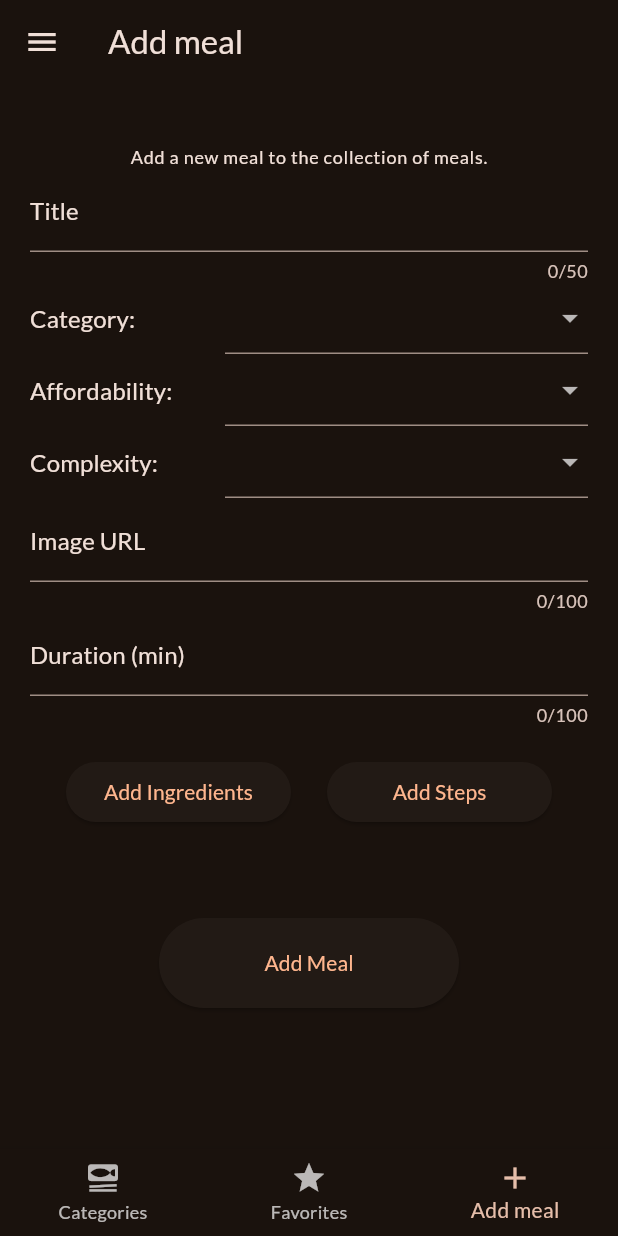
After one commit to siribsandnes/meals, a Flutter app: the screen it shows after launch, item 3 of the bottom bar chosen, after a tap on "Add Ingredients", on a phone screen of 412 x 824 dp. The commit adds this screen. Run offline on Flutter 3.47's test engine with Material 2 defaults, Android fonts, the phone set to English and light mode, and no system bars; our stand-ins replace flutter_riverpod, google_fonts, transparent_image.

Commit message:
Started implementing my own features

```diff
--- a/meals/lib/providers/meals_provider.dart
+++ b/meals/lib/providers/meals_provider.dart
@@ -1,6 +1,7 @@
 import 'package:flutter_riverpod/flutter_riverpod.dart';
 import 'package:meals/data/dummy_data.dart';
 
+//Must use this to update meals when adding new meal. Change the provider and make addMeals a consumer
 final mealsProvider = Provider((ref) {
   return dummyMeals;
 });
--- /dev/null
+++ b/meals/lib/screens/addMeal.dart
@@ -0,0 +1,276 @@
+import 'package:flutter/material.dart';
+import 'package:flutter_riverpod/flutter_riverpod.dart';
+import 'package:meals/data/dummy_data.dart';
+import 'package:meals/models/meal.dart';
+
+//Should implemet adding ned meal here-
+
+class AddMealScreen extends ConsumerStatefulWidget {
+  const AddMealScreen({super.key});
+
+  @override
+  ConsumerState<ConsumerStatefulWidget> createState() {
+    return _AddMealScreenState();
+  }
+}
+
+class _AddMealScreenState extends ConsumerState<AddMealScreen> {
+  @override
+  Widget build(BuildContext context) {
+    return Padding(
+      padding: const EdgeInsets.fromLTRB(20, 40, 20, 40),
+      child: Form(
+        child: Column(
+          children: [
+            Row(
+              mainAxisAlignment: MainAxisAlignment.center,
+              children: [
+                Text(
+                  'Add a new meal to the collection of meals.',
+                  style: Theme.of(context).textTheme.labelMedium!.copyWith(
+                        color: Theme.of(context).colorScheme.onBackground,
+                      ),
+                )
+              ],
+            ),
+            Row(
+              children: [
+                Expanded(
+                  child: TextFormField(
+                    maxLength: 50,
+                    decoration: InputDecoration(
+                        label: Text(
+                      'Title',
+                      style: Theme.of(context).textTheme.labelLarge!.copyWith(
+                            color: Theme.of(context).colorScheme.onBackground,
+                            fontSize: 16,
+                          ),
+                    )),
+                    validator: (value) {
+                      return 'demo'; //FIX LATER
+                    },
+                  ),
+                ),
+              ],
+            ),
+            //CATEGORY ROW
+            Row(
+              children: [
+                SizedBox(
+                  width: 100,
+                  child: Text(
+                    'Category:',
+                    style: Theme.of(context).textTheme.labelLarge!.copyWith(
+                          color: Theme.of(context).colorScheme.onBackground,
+                          fontSize: 16,
+                        ),
+                  ),
+                ),
+                const SizedBox(
+                  width: 30,
+                ),
+                Expanded(
+                  child: DropdownButtonFormField(
+                    items: [
+                      for (final category in availableCategories)
+                        DropdownMenuItem(
+                          value: category.id,
+                          child: Row(
+                            children: [
+                              Text(
+                                category.title,
+                                style: Theme.of(context)
+                                    .textTheme
+                                    .labelLarge!
+                                    .copyWith(
+                                      color: Theme.of(context)
+                                          .colorScheme
+                                          .onBackground,
+                                    ),
+                              )
+                            ],
+                          ),
+                        )
+                    ],
+                    onChanged: (value) {},
+                  ),
+                )
+              ],
+            ),
+            // AFFORDABILITY ROW
+            Row(
+              children: [
+                SizedBox(
+                  width: 100,
+                  child: Text(
+                    'Affordability:',
+                    style: Theme.of(context).textTheme.labelLarge!.copyWith(
+                          color: Theme.of(context).colorScheme.onBackground,
+                          fontSize: 16,
+                        ),
+                  ),
+                ),
+                const SizedBox(
+                  width: 30,
+                ),
+                Expanded(
+                  child: DropdownButtonFormField(
+                    items: [
+                      for (final affordability in Affordability.values)
+                        DropdownMenuItem(
+                          value: affordability,
+                          child: Row(
+                            children: [
+                              Text(
+                                affordability.name,
+                                style: Theme.of(context)
+                                    .textTheme
+                                    .labelLarge!
+                                    .copyWith(
+                                      color: Theme.of(context)
+                                          .colorScheme
+                                          .onBackground,
+                                    ),
+                              )
+                            ],
+                          ),
+                        ),
+                    ],
+                    onChanged: (value) {},
+                  ),
+                )
+              ],
+            ),
+            //COMPLEXITY ROW
+            Row(
+              children: [
+                SizedBox(
+                  width: 100,
+                  child: Text(
+                    'Complexity:',
+                    style: Theme.of(context).textTheme.labelLarge!.copyWith(
+                          color: Theme.of(context).colorScheme.onBackground,
+                          fontSize: 16,
+                        ),
+                  ),
+                ),
+                const SizedBox(
+                  width: 30,
+                ),
+                Expanded(
+                  child: DropdownButtonFormField(
+                    items: [
+                      for (final complexity in Complexity.values)
+                        DropdownMenuItem(
+                          value: complexity,
+                          child: Row(
+                            children: [
+                              Text(
+                                complexity.name,
+                                style: Theme.of(context)
+                                    .textTheme
+                                    .labelLarge!
+                                    .copyWith(
+                                      color: Theme.of(context)
+                                          .colorScheme
+                                          .onBackground,
+                                    ),
+                              )
+                            ],
+                          ),
+                        ),
+                    ],
+                    onChanged: (value) {},
+                  ),
+                )
+              ],
+            ),
+            //IMAGE ROW
+            Row(
+              children: [
+                Expanded(
+                  child: TextFormField(
+                    maxLength: 100,
+                    decoration: InputDecoration(
+                        label: Text(
+                      'Image URL',
+                      style: Theme.of(context).textTheme.labelLarge!.copyWith(
+                            color: Theme.of(context).colorScheme.onBackground,
+                            fontSize: 16,
+                          ),
+                    )),
+                    validator: (value) {
+                      return 'demo'; //FIX LATER
+                    },
+                  ),
+                ),
+              ],
+            ),
+            //DURATION ROW
+            Row(
+              children: [
+                Expanded(
+                  child: TextFormField(
+                    maxLength: 100,
+                    decoration: InputDecoration(
+                      label: Text(
+                        'Duration (min)',
+                        style: Theme.of(context).textTheme.labelLarge!.copyWith(
+                              color: Theme.of(context).colorScheme.onBackground,
+                              fontSize: 16,
+                            ),
+                      ),
+                    ),
+                    validator: (value) {
+                      return 'demo'; //FIX LATER
+                    },
+                  ),
+                ),
+              ],
+            ),
+            const SizedBox(
+              height: 20,
+            ),
+            //INGREDIENTS AND STEPS ROW
+            Row(
+              mainAxisAlignment: MainAxisAlignment.spaceEvenly,
+              children: [
+                SizedBox(
+                  width: 150,
+                  child: ElevatedButton(
+                    child: Text('Add Ingredients'),
+                    onPressed: () {},
+                  ),
+                ),
+                SizedBox(
+                  width: 150,
+                  child: ElevatedButton(
+                    child: Text('Add Steps'),
+                    onPressed: () {},
+                  ),
+                )
+              ],
+            ),
+            const SizedBox(
+              height: 60,
+            ),
+            Row(
+              mainAxisAlignment: MainAxisAlignment.center,
+              children: [
+                SizedBox(
+                  width: 200,
+                  child: ElevatedButton(
+                    style: ElevatedButton.styleFrom(
+                        padding: EdgeInsets.only(top: 20, bottom: 20)),
+                    onPressed: () {},
+                    child: const Text('Add Meal'),
+                  ),
+                )
+              ],
+            )
+          ],
+        ),
+      ),
+    );
+  }
+}
--- a/meals/lib/screens/categories.dart
+++ b/meals/lib/screens/categories.dart
@@ -5,7 +5,7 @@ import 'package:meals/models/meal.dart';
 import 'package:meals/screens/meals.dart';
 import 'package:meals/widgets/category_grid_item.dart';
 
-class CategoriesScreen extends StatelessWidget {
+class CategoriesScreen extends StatefulWidget {
   const CategoriesScreen({
     super.key,
     required this.availableMeals,
@@ -13,9 +13,39 @@ class CategoriesScreen extends StatelessWidget {
 
   final List<Meal> availableMeals;
 
-//
+  @override
+  State<CategoriesScreen> createState() => _CategoriesScreenState();
+}
+
+//with allowws you to add a "mixin" to a class: Another class being merged to this class behind the scenes and therefor offering socalld features
+class _CategoriesScreenState extends State<CategoriesScreen>
+    with SingleTickerProviderStateMixin {
+  late AnimationController
+      _animationController; //Cant be intiialized here. nedd initState . //late tells dart this variable will have value as sonn as used first time, but not when class is created
+
+//Initialises the state
+  @override
+  void initState() {
+    super.initState();
+    _animationController = AnimationController(
+      vsync: this,
+      duration: const Duration(milliseconds: 300),
+      lowerBound: 0,
+      upperBound: 1,
+    );
+
+    _animationController.forward();
+  }
+
+  @override
+  void dispose() {
+    _animationController
+        .dispose(); //Makes sure this animationController is removed from device memory once widget is removed.
+    super.dispose();
+  }
+
   void _selectCategory(BuildContext context, Category category) {
-    final List<Meal> filteredMeals = availableMeals
+    final List<Meal> filteredMeals = widget.availableMeals
         .where((meal) => meal.categories.contains(category.id))
         .toList(); //Selects the meals in dummymeals witht the correct category and creates a new list with only those meals
 
@@ -32,7 +62,9 @@ class CategoriesScreen extends StatelessWidget {
 
   @override
   Widget build(BuildContext context) {
-    return GridView(
+    return AnimatedBuilder(
+      animation: _animationController,
+      child: GridView(
         padding: const EdgeInsets.all(24),
         gridDelegate: const SliverGridDelegateWithFixedCrossAxisCount(
           //Controls layout of the gridviewItems, complex way of saying i can set number of column
@@ -50,6 +82,14 @@ class CategoriesScreen extends StatelessWidget {
               },
             ),
         ],
+      ), // here you can have items that will not be animated
+      builder: (contex, child) => SlideTransition(
+          position: Tween(
+            begin: const Offset(0, 0.3), // Where animation should start
+            end: const Offset(0, 0), //End on actual normal postion
+          ).animate(CurvedAnimation(
+              parent: _animationController, curve: Curves.easeInOut)),
+          child: child),
     );
   }
 }
--- a/meals/lib/screens/tabs.dart
+++ b/meals/lib/screens/tabs.dart
@@ -1,6 +1,7 @@
 import 'package:flutter/material.dart';
 import 'package:flutter_riverpod/flutter_riverpod.dart';
 import 'package:meals/providers/filters_provider.dart';
+import 'package:meals/screens/addMeal.dart';
 import 'package:meals/screens/categories.dart';
 import 'package:meals/screens/filters.dart';
 import 'package:meals/screens/meals.dart';
@@ -61,6 +62,12 @@ class _TabsScreenState extends ConsumerState<TabsScreen> {
       );
     }
 
+    if (_selectedPageIndex == 2) {
+      //Make sure new page is loaded here
+      activePageTitle = 'Add meal';
+      activePage = AddMealScreen();
+    }
+
     return Scaffold(
       appBar: AppBar(
         title: Text(activePageTitle),
```
Lines whose indentation alone changed are shown as unchanged.
